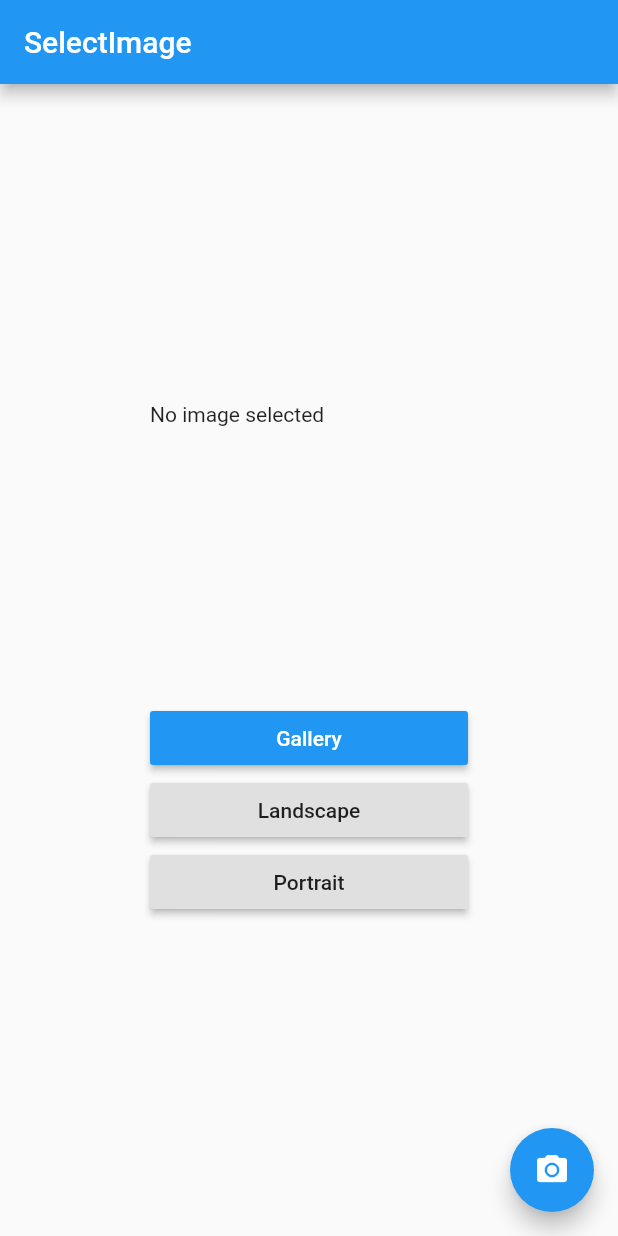
After one commit to nasrinsamad19/FlutterSampleApp, a Flutter app: the screen it shows after launch, after a tap on the "camera alt" icon, on a phone screen of 412 x 824 dp. The commit adds this screen. Run offline on Flutter 3.47's test engine with Material 2 defaults, Android fonts, the phone set to English and light mode, and no system bars; our stand-ins replace flutter_swiper, gallery_saver, image_picker, sqflite; accounts and stored records are empty.

Commit message:
Added App Orientation Restriction

```diff
--- /dev/null
+++ b/lib/OrientationCheck.dart
@@ -0,0 +1,100 @@
+import 'package:flutter/cupertino.dart';
+import 'package:flutter/material.dart';
+import 'package:flutter/services.dart';
+import 'package:gallery_saver/gallery_saver.dart';
+import 'dart:io';
+import 'package:image_picker/image_picker.dart';
+
+class OrientationCheck extends StatefulWidget{
+  void main(){
+    WidgetsFlutterBinding.ensureInitialized();
+
+
+}
+  State<StatefulWidget> createState()=> _State();
+}
+class _State extends State<OrientationCheck>{
+
+  File _image;
+  void _openGallery(BuildContext context)async{
+    // ignore: deprecated_member_use
+    var picture = await ImagePicker.pickImage(source: ImageSource.gallery);
+    setState(() {
+      if (picture != null){
+        _image =File(picture.path);
+      }
+      else{
+        print("No image selected");
+      }
+    });
+  }
+  void _takePicture(BuildContext context)async{
+    var picture = await ImagePicker.pickImage(source: ImageSource.camera);
+    setState(() {
+      if (picture != null){
+
+        GallerySaver.saveImage(picture.path);
+      }
+      else{
+        print("No image selected");
+      }
+    });
+  }
+  @override
+  Widget build(BuildContext context) {
+    return MaterialApp(
+      home: Scaffold(
+        appBar: AppBar(
+          title: Text('SelectImage'),
+        ),
+        body: Center(
+            child: ListView(
+              shrinkWrap: true,
+              padding:EdgeInsets.all(100.0),
+              children: [
+                Container(
+                  height: 200,
+                  width: 200,
+                  child: _image == null ? Text('No image selected') : Image.file(_image),
+                ),
+                MaterialButton(
+                    child: Text('Gallery'),
+                    color: Colors.blue,
+                    textColor: Colors.white,
+                    onPressed:(){
+                      _openGallery(context);
+                    }
+                ),
+                RaisedButton(
+                  child: Text("Landscape"),
+                  onPressed: (){
+                    SystemChrome.setPreferredOrientations([DeviceOrientation.landscapeRight,DeviceOrientation.landscapeLeft]);
+                  },
+
+                ),
+                RaisedButton(
+                  child: Text("Portrait"),
+                  onPressed: (){
+                    SystemChrome.setPreferredOrientations([DeviceOrientation.portraitUp]);
+                  },
+
+                )
+              ],
+            )
+        ),
+        floatingActionButton: FloatingActionButton(
+          onPressed:(){
+
+            _takePicture(context);
+          } ,
+          tooltip :'ImageSelected',
+          child: Icon(Icons.camera_alt),
+        ),
+
+      ),
+    );
+
+
+  }
+
+}
--- a/lib/main.dart
+++ b/lib/main.dart
@@ -5,6 +5,7 @@ import 'package:sample/EmployeeHome.dart';
 import 'package:sample/Images.dart';
 import 'package:sample/Login.dart';
 import 'package:sample/Home.dart';
+import 'package:sample/OrientationCheck.dart';
 import 'package:sample/SearchList.dart';
 import 'package:sample/ShowImage.dart';
 import 'package:sample/DBTestPage .dart';
@@ -21,6 +22,6 @@ void main() => runApp(MyApp());
    Widget build(BuildContext buildContext)
   {
     return MaterialApp(
-      home:EmployeeHome()
+      home:OrientationCheck()
     );
   }}
```
